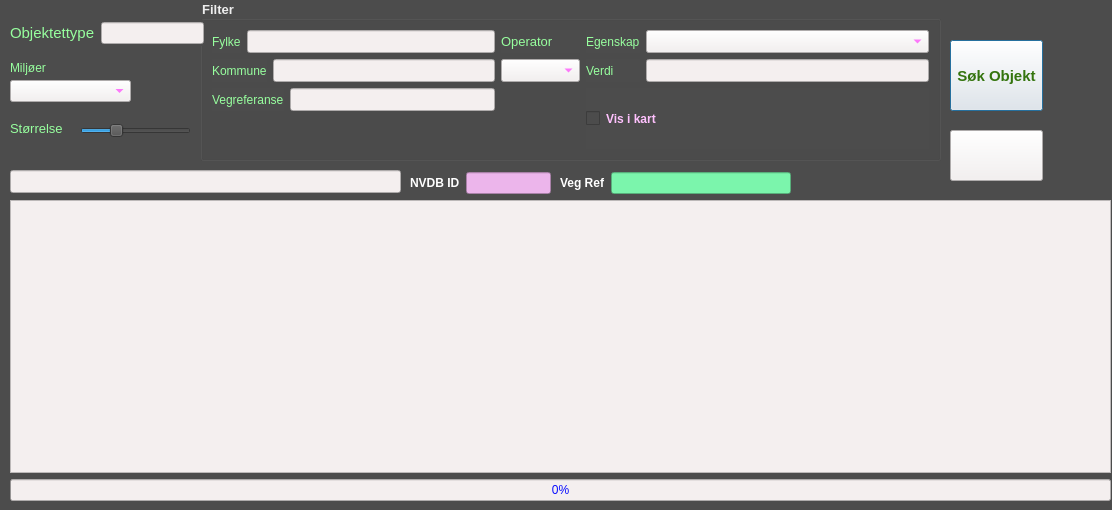
This is nvdb_beta_dialog_base.ui in JACCCostring/NVDBPlugin as Qt 5 draws it before an edit. The edited form follows.
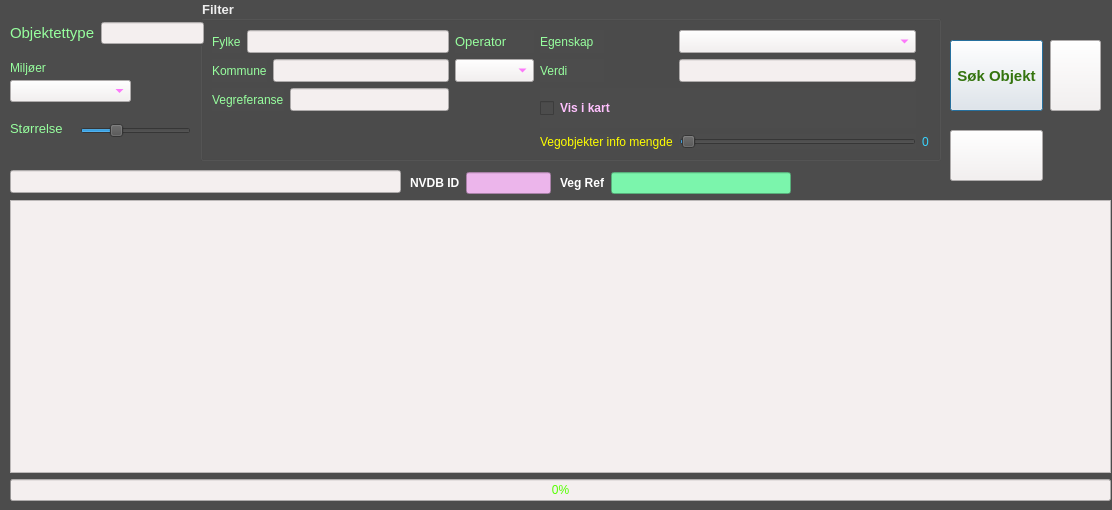
This is the edited form. Icons and pictures are not drawn.

The edit to the form file:
```diff
--- a/nvdb_beta_dialog_base.ui
+++ b/nvdb_beta_dialog_base.ui
@@ -68,6 +68,16 @@
       </property>
      </widget>
     </item>
+    <item row="3" column="4">
+     <widget class="QSlider" name="limit_roadObject_info_inTable">
+      <property name="value">
+       <number>1</number>
+      </property>
+      <property name="orientation">
+       <enum>Qt::Horizontal</enum>
+      </property>
+     </widget>
+    </item>
     <item row="0" column="0">
      <layout class="QHBoxLayout" name="horizontalLayout_2">
       <item>
@@ -118,7 +128,7 @@
       </property>
      </widget>
     </item>
-    <item row="0" column="3">
+    <item row="0" column="4">
      <widget class="QComboBox" name="egenskapBox">
       <property name="font">
        <font>
@@ -194,7 +204,19 @@
       </item>
      </layout>
     </item>
-    <item row="1" column="3">
+    <item row="3" column="2" colspan="2">
+     <widget class="QLabel" name="label_11">
+      <property name="styleSheet">
+       <string notr="true">border-color: rgb(255, 255, 0);
+color: rgb(255, 255, 0);
+alternate-background-color: rgb(255, 170, 255);</string>
+      </property>
+      <property name="text">
+       <string>Vegobjekter info mengde</string>
+      </property>
+     </widget>
+    </item>
+    <item row="1" column="4">
      <widget class="QLineEdit" name="verdiField">
       <property name="font">
        <font>
@@ -210,7 +232,7 @@
       </property>
      </widget>
     </item>
-    <item row="2" column="2" colspan="2">
+    <item row="2" column="2" colspan="3">
      <widget class="QCheckBox" name="visKartCheck">
       <property name="sizePolicy">
        <sizepolicy hsizetype="Minimum" vsizetype="Preferred">
@@ -251,6 +273,16 @@
       </property>
      </widget>
     </item>
+    <item row="3" column="5">
+     <widget class="QLabel" name="label_limiter_info">
+      <property name="styleSheet">
+       <string notr="true">color: rgb(55, 212, 255);</string>
+      </property>
+      <property name="text">
+       <string>0</string>
+      </property>
+     </widget>
+    </item>
    </layout>
   </widget>
   <widget class="QPushButton" name="searchObjectBtn">
@@ -546,7 +578,7 @@
     <string/>
    </property>
   </widget>
-  <widget class="QWidget" name="">
+  <widget class="QWidget" name="layoutWidget">
    <property name="geometry">
     <rect>
      <x>10</x>
@@ -575,9 +607,8 @@
      <widget class="QProgressBar" name="search_object_progress_bar">
       <property name="styleSheet">
        <string notr="true">font: 75 8pt &quot;MS Shell Dlg 2&quot;;
-color: rgb(10, 14, 255);
 background-color: rgb(244, 239, 239);
-</string>
+color: rgb(85, 255, 0);</string>
       </property>
       <property name="value">
        <number>0</number>
@@ -586,6 +617,34 @@
     </item>
    </layout>
   </widget>
+  <widget class="QPushButton" name="more_btn">
+   <property name="geometry">
+    <rect>
+     <x>1050</x>
+     <y>40</y>
+     <width>51</width>
+     <height>71</height>
+    </rect>
+   </property>
+   <property name="styleSheet">
+    <string notr="true">background-color: rgb(244, 239, 239);
+border-color: rgb(255, 170, 255);
+color: rgb(52, 116, 14);</string>
+   </property>
+   <property name="text">
+    <string/>
+   </property>
+   <property name="icon">
+    <iconset>
+     <normaloff>icon_more.png</normaloff>icon_more.png</iconset>
+   </property>
+   <property name="iconSize">
+    <size>
+     <width>32</width>
+     <height>32</height>
+    </size>
+   </property>
+  </widget>
  </widget>
  <resources/>
  <connections/>
```
